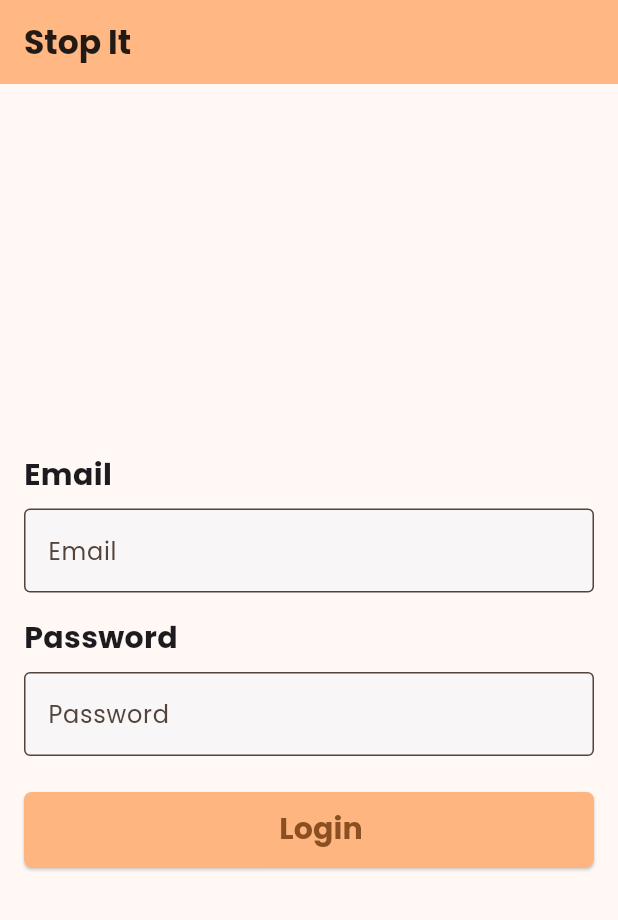
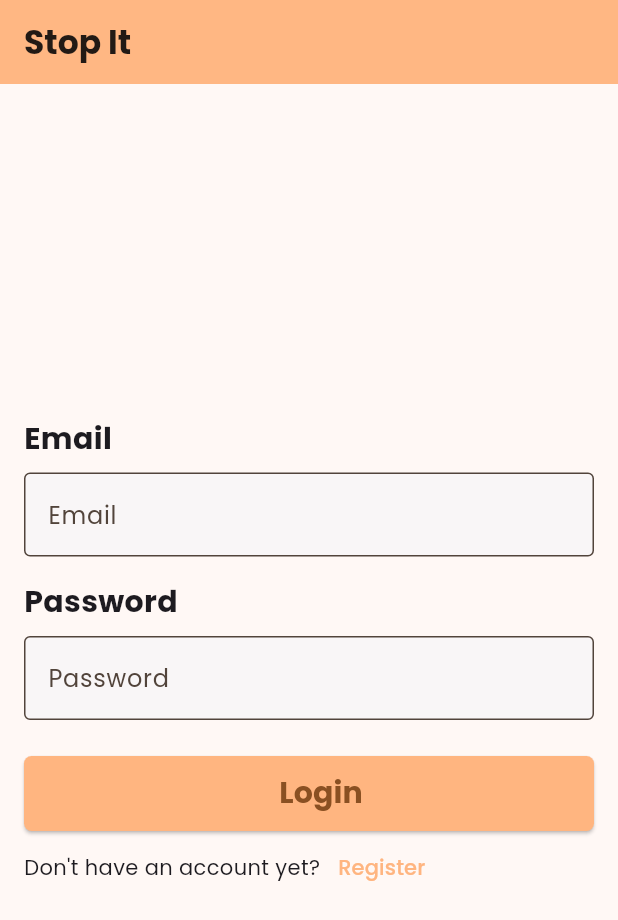
Before and after one commit to Toby-van-Berkum/stopit_frontend, a Flutter app: the screen it shows after launch, on a phone screen of 412 x 824 dp. Shown: the top 920 px of the screen. Run offline on Flutter 3.47's test engine with Material 3 defaults, Android fonts, the phone set to English and light mode, and no system bars; our stand-ins replace google_fonts.

Commit message:
Update login_page.dart

```diff
--- a/lib/pages/login_page.dart
+++ b/lib/pages/login_page.dart
@@ -38,8 +38,9 @@ class _LoginPageState extends State<LoginPage> {
                 ),
               ),
               const SizedBox(height: 8),
-              TextField(
-                decoration: const InputDecoration(
+              const TextField(
+                controller: null,
+                decoration: InputDecoration(
                   border: OutlineInputBorder(),
                   hintText: 'Email',
                   filled: true,
@@ -55,13 +56,14 @@ class _LoginPageState extends State<LoginPage> {
                 ),
               ),
               const SizedBox(height: 8),
-              TextField(
+              const TextField(
+                controller: null,
                 obscureText: true,
                 enableSuggestions: false,
                 autocorrect: false,
-                decoration: const InputDecoration(
+                decoration: InputDecoration(
                   border: OutlineInputBorder(),
-                  hintText: 'Password',
+                    hintText: 'Password',
                   filled: true,
                   fillColor: AppColors.accentColor
                 ),
@@ -92,6 +94,12 @@ class _LoginPageState extends State<LoginPage> {
                   ),
                 ),
               ),
+              Row(
+                children: [
+                  Text("Don't have an account yet?"),
+                  TextButton(onPressed: null, child: Text('Register', style: TextStyle(color: AppColors.primaryColor),))
+                ],
+              )
             ],
           ),
         ),
```
